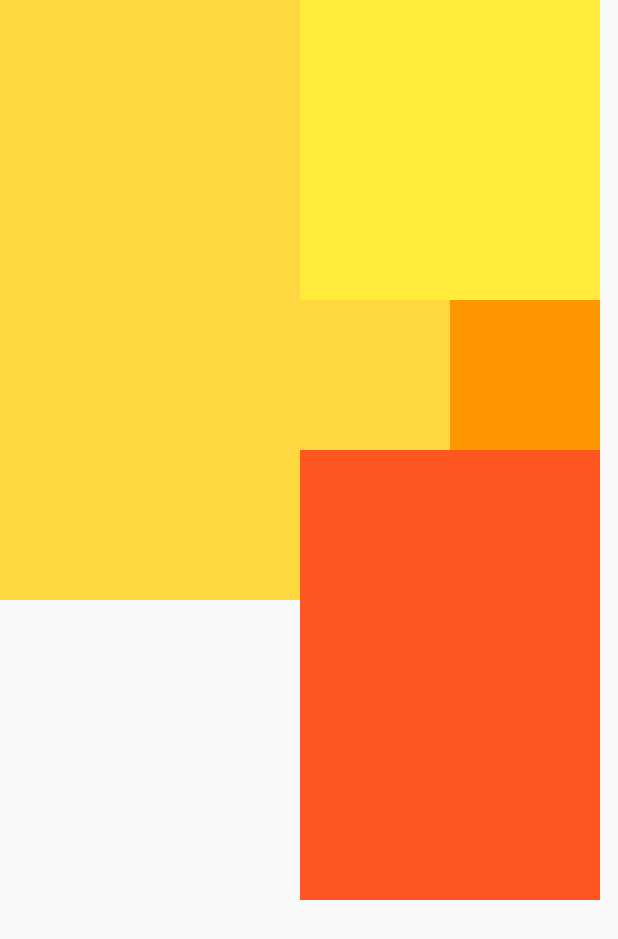
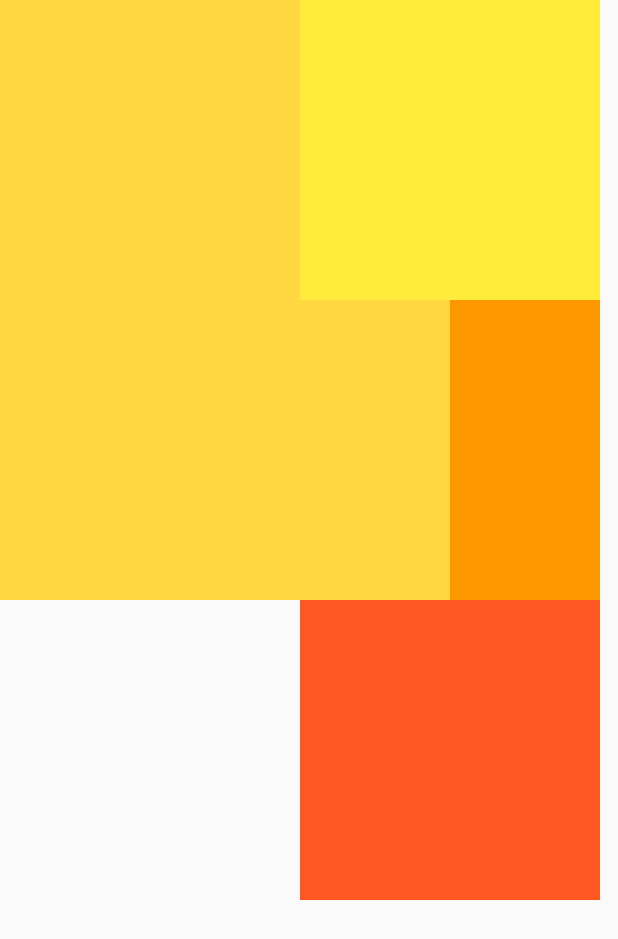
Before and after one commit to fayis007/gitstudy3, a Flutter app: the screen it shows after launch, on a phone screen of 412 x 824 dp. Shown: the top 939 px of the screen. Run offline on Flutter 3.47's test engine with Material 2 defaults, Android fonts, the phone set to English and light mode, and no system bars.

```diff
--- a/lib/main.dart
+++ b/lib/main.dart
@@ -50,12 +50,12 @@ class abc extends StatelessWidget {
             ),
             Container(
               width: 100,
-              height: 100,
+              height: 200,
               color: Colors.orange,
             ),
             Container(
               width: 200,
-              height: 300,
+              height: 200,
               color: Colors.deepOrange,
             ),
           ],
```
